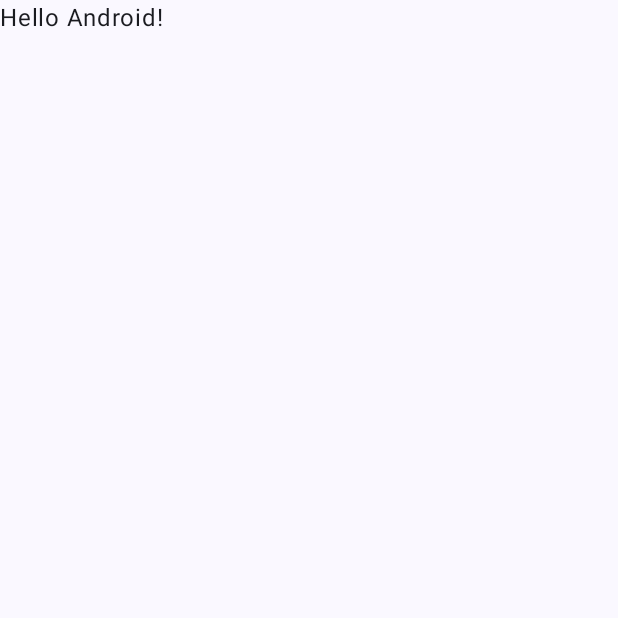
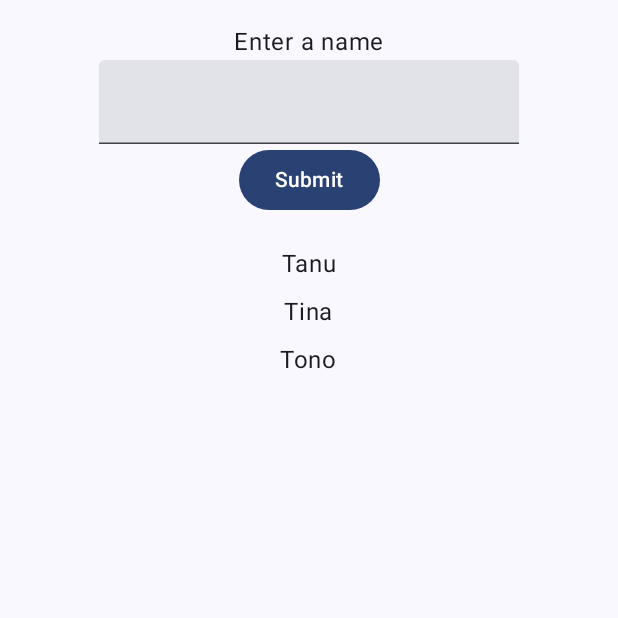
Before and after one commit to Gr1cLev/LAB_WEEK_09_76847, an Android app built with Jetpack Compose: the screen it shows after launch (MainActivity), on a phone screen of 412 x 824 dp, the top half of it. Before the commit the part shown is almost empty. Run offline under Robolectric (Android 15) with nearby library versions, the phone set to English and light mode, and no system bars.

```diff
--- a/app/build.gradle.kts
+++ b/app/build.gradle.kts
@@ -48,7 +48,7 @@ dependencies {
     implementation(libs.androidx.compose.ui)
     implementation(libs.androidx.compose.ui.graphics)
     implementation(libs.androidx.compose.ui.tooling.preview)
-    implementation(libs.androidx.compose.material3)
+    implementation("androidx.compose.material3:material3:1.1.2")
     testImplementation(libs.junit)
     androidTestImplementation(libs.androidx.junit)
     androidTestImplementation(libs.androidx.espresso.core)
--- a/app/src/main/java/com/example/lab_week_09_76847/MainActivity.kt
+++ b/app/src/main/java/com/example/lab_week_09_76847/MainActivity.kt
@@ -4,44 +4,123 @@ import android.os.Bundle
 import androidx.activity.ComponentActivity
 import androidx.activity.compose.setContent
 import androidx.activity.enableEdgeToEdge
+import androidx.compose.foundation.layout.Column
 import androidx.compose.foundation.layout.fillMaxSize
 import androidx.compose.foundation.layout.padding
-import androidx.compose.material3.Scaffold
+import androidx.compose.foundation.lazy.LazyColumn
+import androidx.compose.foundation.lazy.items
+import androidx.compose.foundation.text.KeyboardOptions
+import androidx.compose.material3.Button
+import androidx.compose.material3.MaterialTheme
+import androidx.compose.material3.Surface
 import androidx.compose.material3.Text
+import androidx.compose.material3.TextField
 import androidx.compose.runtime.Composable
+import androidx.compose.ui.Alignment
 import androidx.compose.ui.Modifier
+import androidx.compose.ui.res.stringResource
+import androidx.compose.ui.text.input.KeyboardType
 import androidx.compose.ui.tooling.preview.Preview
+import androidx.compose.ui.unit.dp
 import com.example.lab_week_09_76847.ui.theme.LAB_WEEK_09_76847Theme
 
 class MainActivity : ComponentActivity() {
     override fun onCreate(savedInstanceState: Bundle?) {
         super.onCreate(savedInstanceState)
-        enableEdgeToEdge()
+        //Here, we use setContent instead of setContentView
         setContent {
+            //Here, we wrap our content with the theme
+            //You can check out the LAB_WEEK_09Theme inside Theme.kt
             LAB_WEEK_09_76847Theme {
-                Scaffold(modifier = Modifier.fillMaxSize()) { innerPadding ->
-                    Greeting(
-                        name = "Android",
-                        modifier = Modifier.padding(innerPadding)
-                    )
+                // A surface container using the 'background' color from the theme
+                Surface(
+                    //We use Modifier.fillMaxSize() to make the surface fill the whole screen
+                            modifier = Modifier.fillMaxSize(),
+                    //We use MaterialTheme.colorScheme.background to get the background color
+                    //and set it as the color of the surface
+                            color = MaterialTheme.colorScheme.background
+                ) {
+                    //Here, we call the Home composable Home()
+                    val list = listOf("Tanu", "Tina", "Tono")
+                    //Here, we call the Home composable
+                    Home(list)
                 }
             }
         }
     }
 }
 
+//Here, instead of defining it in an XML file,
+//we create a composable function called Home
+//@Preview is used to show a preview of the composable @Preview(showBackground = true)
+//@Composable is used to tell the compiler that this is a composable function
+//It's a way of defining a composable
 @Composable
-fun Greeting(name: String, modifier: Modifier = Modifier) {
-    Text(
-        text = "Hello $name!",
-        modifier = modifier
-    )
+fun Home(
+    //Here, we define a parameter called items
+    items: List<String>,
+) {
+    //Here, we use LazyColumn to lazily display a list of items horizontally
+    //LazyColumn is more efficient than Column
+    //because it only composes and lays out the currently visible items
+    //much like a RecyclerView
+    //You can also use LazyRow to lazily display a list of items horizontally
+    LazyColumn {
+        //Here, we use item to display an item inside the LazyColumn
+        item {
+            Column(
+                //Modifier.padding(16.dp) is used to add padding to the Column
+                //You can also use Modifier.padding(horizontal = 16.dp, vertical = 8.dp)
+            //to add padding horizontally and vertically
+            //or Modifier.padding(start = 16.dp, top = 8.dp, end = 16.dp, bottom = 8.dp)
+            //to add padding to each side
+            modifier = Modifier.padding(16.dp).fillMaxSize(),
+            //Alignment.CenterHorizontally is used to align the Column horizontally
+//You can also use verticalArrangement = Arrangement.Center to align the Column vertically
+                        horizontalAlignment = Alignment.CenterHorizontally
+            ) {
+                Text(text = stringResource(
+                    id = R.string.enter_item)
+                )
+                //Here, we use TextField to display a text input field
+                TextField(
+                    //Set the value of the input field
+                    value = "",
+                    //Set the keyboard type of the input field
+                    keyboardOptions = KeyboardOptions(
+                        keyboardType = KeyboardType.Number
+                    ),
+                    //Set what happens when the value of the input field changes
+                            onValueChange = {
+                    }
+                )
+                //Here, we use Button to display a button
+                //the onClick parameter is used to set what happens when the button is clicked
+                Button(onClick = { }) {
+                    //Set the text of the button
+                    Text(text = stringResource(
+                        id = R.string.button_click)
+                    )
+                }
+            }
+        }
+        //Here, we use items to display a list of items inside the LazyColumn
+        //This is the RecyclerView replacement
+        items(items) { item ->
+            Column(
+                modifier = Modifier.padding(vertical = 4.dp).fillMaxSize(),
+                horizontalAlignment = Alignment.CenterHorizontally
+            ) {
+                Text(text = item)
+            }
+        }
+    }
 }
-
+//Here, we create a preview function of the Home composable
+//This function is specifically used to show a preview of the Home composable
+//This is only for development purpose
 @Preview(showBackground = true)
 @Composable
-fun GreetingPreview() {
-    LAB_WEEK_09_76847Theme {
-        Greeting("Android")
-    }
+fun PreviewHome() {
+    Home(listOf("Tanu", "Tina", "Tono"))
 }
--- a/app/src/main/res/values/strings.xml
+++ b/app/src/main/res/values/strings.xml
@@ -1,3 +1,6 @@
 <resources>
-    <string name="app_name">LAB_WEEK_09_76847</string>
+    <string name="app_name">LAB_WEEK_09</string>
+    <string name="enter_item">Enter a name</string>
+    <string name="button_click">Submit</string>
+    <string name="button_navigate">Finish</string>
 </resources>
```
